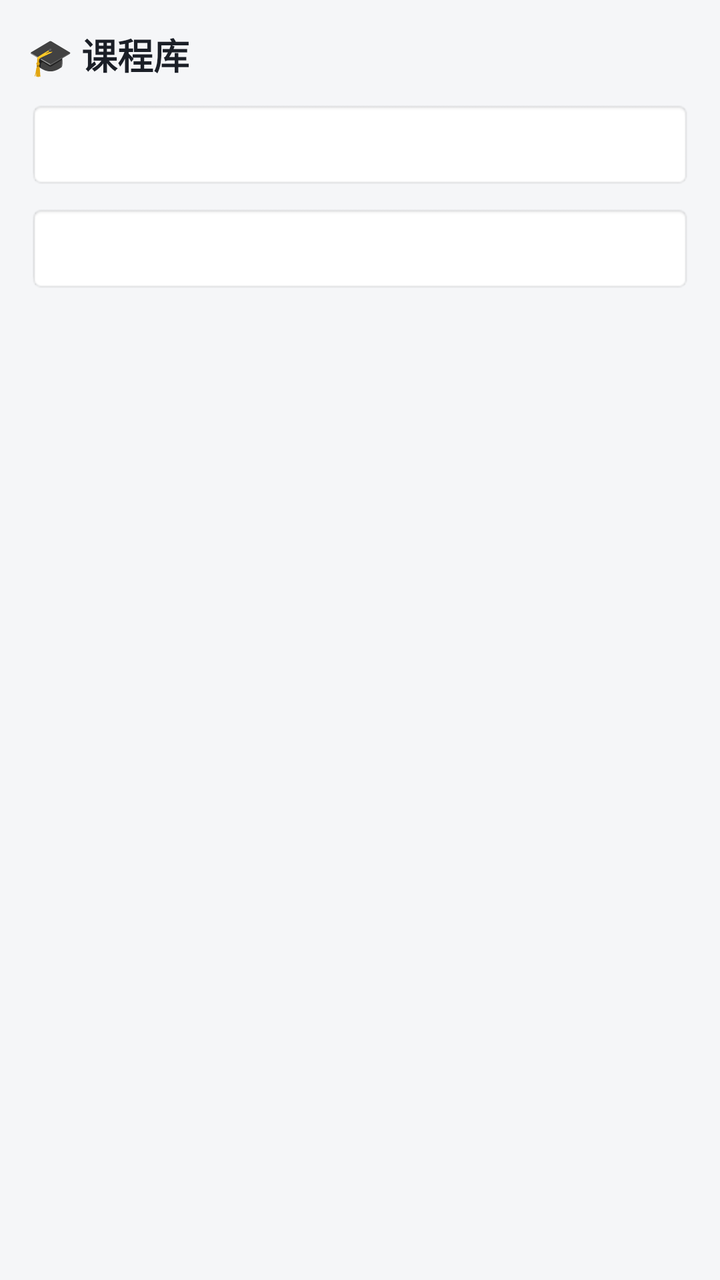
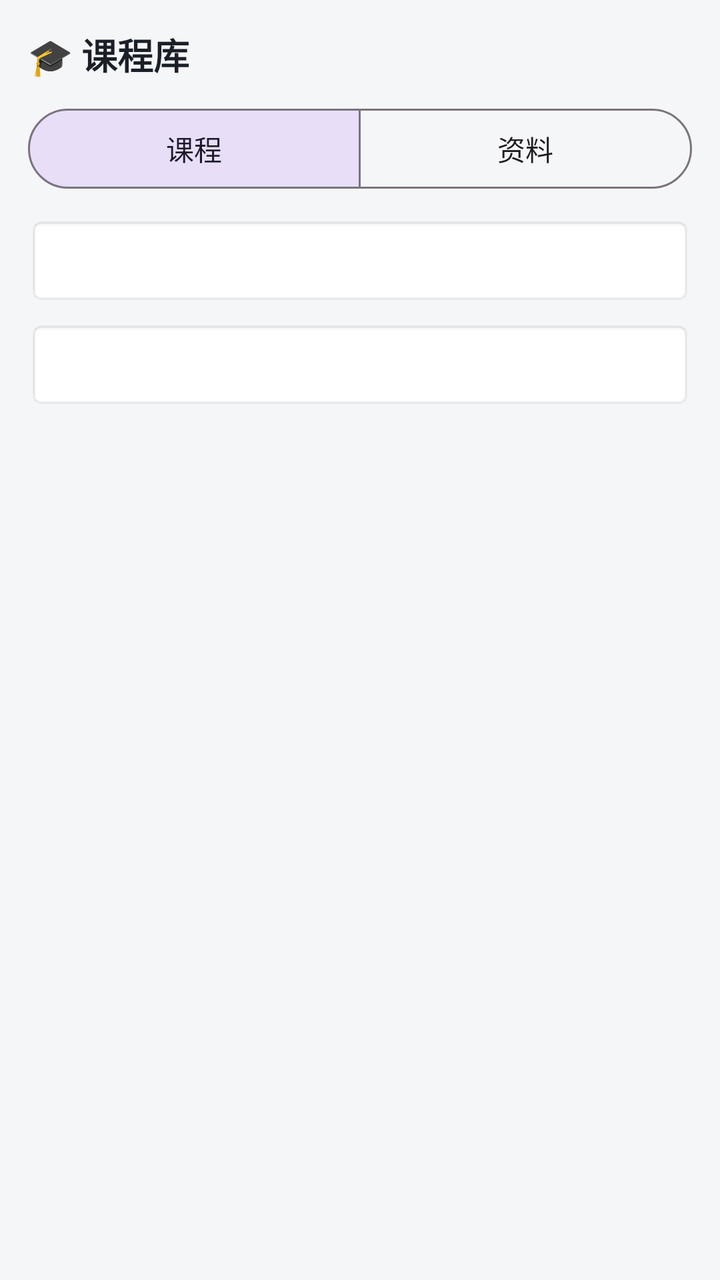

An Android layout rendered at two revisions. The XML below is the earlier revision; the diff shows what the commit changed to produce the second picture.
<!-- AndroidManifest.xml: application theme Theme.ExamPrep -->
<!-- res/layout/fragment_course.xml -->
<?xml version="1.0" encoding="utf-8"?>
<LinearLayout xmlns:android="http://schemas.android.com/apk/res/android"
    android:layout_width="match_parent" android:layout_height="match_parent"
    android:orientation="vertical" android:padding="14dp">

    <TextView style="@style/CardTitle" android:text="🎓 课程库"
        android:textSize="18sp" android:layout_marginBottom="10dp" />

    <Spinner
        android:id="@+id/spCollege"
        android:layout_width="match_parent" android:layout_height="44dp"
        android:background="@android:drawable/editbox_background" />

    <Spinner
        android:id="@+id/spSemester"
        android:layout_width="match_parent" android:layout_height="44dp"
        android:layout_marginTop="8dp"
        android:background="@android:drawable/editbox_background" />

    <TextView
        android:id="@+id/tvCourseEmpty"
        android:layout_width="match_parent" android:layout_height="wrap_content"
        android:layout_marginTop="20dp" android:gravity="center"
        android:text="暂无课程" android:textColor="@color/text_sub" android:visibility="gone" />

    <androidx.recyclerview.widget.RecyclerView
        android:id="@+id/rvCourses"
        android:layout_width="match_parent" android:layout_height="match_parent"
        android:layout_marginTop="10dp" />
</LinearLayout>
<!-- resources referenced by this layout -->
<resources>
  <color name="text_sub">#7A8190</color>
  <style name="CardTitle">
          <item name="android:layout_width">wrap_content</item>
          <item name="android:layout_height">wrap_content</item>
          <item name="android:textColor">@color/text_main</item>
          <item name="android:textSize">15sp</item>
          <item name="android:textStyle">bold</item>
      </style>
  <style name="Theme.ExamPrep" parent="Theme.Material3.DayNight.NoActionBar">
          <item name="colorPrimary">@color/primary</item>
          <item name="colorOnPrimary">#FFFFFF</item>
          <item name="colorPrimaryContainer">@color/chip_bg</item>
          <item name="colorSecondary">@color/accent</item>
          <item name="android:colorBackground">@color/bg</item>
          <item name="colorSurface">@color/card</item>
          <item name="android:statusBarColor">@color/primary</item>
          <item name="android:textColorPrimary">@color/text_main</item>
          <item name="android:textColorSecondary">@color/text_sub</item>
      </style>
  <color name="text_main">#1B1F27</color>
  <color name="primary">#2962FF</color>
  <color name="chip_bg">#EEF2FF</color>
  <color name="accent">#00BFA5</color>
  <color name="bg">#F5F6F8</color>
  <color name="card">#FFFFFF</color>
</resources>

<!-- the commit's change to res/layout/fragment_course.xml (unified diff, before → after) -->
@@ -1,30 +1,112 @@
 <?xml version="1.0" encoding="utf-8"?>
 <LinearLayout xmlns:android="http://schemas.android.com/apk/res/android"
+    xmlns:app="http://schemas.android.com/apk/res-auto"
     android:layout_width="match_parent" android:layout_height="match_parent"
-    android:orientation="vertical" android:padding="14dp">
+    android:orientation="vertical" android:background="@color/bg">
 
-    <TextView style="@style/CardTitle" android:text="🎓 课程库"
-        android:textSize="18sp" android:layout_marginBottom="10dp" />
+    <ScrollView
+        android:layout_width="match_parent" android:layout_height="match_parent"
+        android:fillViewport="true">
 
-    <Spinner
-        android:id="@+id/spCollege"
-        android:layout_width="match_parent" android:layout_height="44dp"
-        android:background="@android:drawable/editbox_background" />
+        <LinearLayout
+            android:layout_width="match_parent" android:layout_height="wrap_content"
+            android:orientation="vertical" android:padding="14dp">
 
-    <Spinner
-        android:id="@+id/spSemester"
-        android:layout_width="match_parent" android:layout_height="44dp"
-        android:layout_marginTop="8dp"
-        android:background="@android:drawable/editbox_background" />
+            <TextView style="@style/CardTitle" android:text="🎓 课程库"
+                android:textSize="18sp" android:layout_marginBottom="10dp" />
 
-    <TextView
-        android:id="@+id/tvCourseEmpty"
-        android:layout_width="match_parent" android:layout_height="wrap_content"
-        android:layout_marginTop="20dp" android:gravity="center"
-        android:text="暂无课程" android:textColor="@color/text_sub" android:visibility="gone" />
+            <com.google.android.material.button.MaterialButtonToggleGroup
+                android:id="@+id/toggle"
+                android:layout_width="match_parent" android:layout_height="wrap_content"
+                app:singleSelection="true" app:selectionRequired="true"
+                app:checkedButton="@+id/btnTabCourse">
 
-    <androidx.recyclerview.widget.RecyclerView
-        android:id="@+id/rvCourses"
-        android:layout_width="match_parent" android:layout_height="match_parent"
-        android:layout_marginTop="10dp" />
+                <com.google.android.material.button.MaterialButton
+                    android:id="@+id/btnTabCourse"
+                    style="@style/Widget.Material3.Button.OutlinedButton"
+                    android:layout_width="0dp" android:layout_weight="1"
+                    android:layout_height="wrap_content" android:text="课程" />
+
+                <com.google.android.material.button.MaterialButton
+                    android:id="@+id/btnTabResource"
+                    style="@style/Widget.Material3.Button.OutlinedButton"
+                    android:layout_width="0dp" android:layout_weight="1"
+                    android:layout_height="wrap_content" android:text="资料" />
+            </com.google.android.material.button.MaterialButtonToggleGroup>
+
+            
+            <LinearLayout
+                android:id="@+id/llCourseView"
+                android:layout_width="match_parent" android:layout_height="wrap_content"
+                android:orientation="vertical" android:layout_marginTop="10dp">
+                <Spinner
+                    android:id="@+id/spCollege"
+                    android:layout_width="match_parent" android:layout_height="44dp"
+                    android:background="@android:drawable/editbox_background" />
+                <Spinner
+                    android:id="@+id/spSemester"
+                    android:layout_width="match_parent" android:layout_height="44dp"
+                    android:layout_marginTop="8dp"
+                    android:background="@android:drawable/editbox_background" />
+                <TextView
+                    android:id="@+id/tvCourseEmpty"
+                    android:layout_width="match_parent" android:layout_height="wrap_content"
+                    android:layout_marginTop="20dp" android:gravity="center"
+                    android:text="暂无课程" android:textColor="@color/text_sub" android:visibility="gone" />
+                <androidx.recyclerview.widget.RecyclerView
+                    android:id="@+id/rvCourses"
+                    android:layout_width="match_parent" android:layout_height="wrap_content"
+                    android:layout_marginTop="10dp" android:nestedScrollingEnabled="false" />
+            </LinearLayout>
+
+            
+            <LinearLayout
+                android:id="@+id/llResourceView"
+                android:layout_width="match_parent" android:layout_height="wrap_content"
+                android:orientation="vertical" android:layout_marginTop="10dp"
+                android:visibility="gone">
+                <EditText
+                    android:id="@+id/etSearch"
+                    android:layout_width="match_parent" android:layout_height="44dp"
+                    android:hint="搜索资料标题…" android:imeOptions="actionSearch"
+                    android:inputType="text" android:maxLines="1"
+                    android:background="@android:drawable/editbox_background"
+                    android:paddingStart="12dp" android:paddingEnd="12dp" />
+                <com.google.android.material.chip.ChipGroup
+                    android:id="@+id/chipTags"
+                    android:layout_width="match_parent" android:layout_height="wrap_content"
+                    android:layout_marginTop="6dp"
+                    app:selectionRequired="false" app:singleSelection="true">
+                    <com.google.android.material.chip.Chip style="@style/Widget.Material3.Chip.Filter"
+                        android:layout_width="wrap_content" android:layout_height="wrap_content" android:text="重点必考" />
+                    <com.google.android.material.chip.Chip style="@style/Widget.Material3.Chip.Filter"
+                        android:layout_width="wrap_content" android:layout_height="wrap_content" android:text="含答案" />
+                    <com.google.android.material.chip.Chip style="@style/Widget.Material3.Chip.Filter"
+                        android:layout_width="wrap_content" android:layout_height="wrap_content" android:text="无答案" />
+                    <com.google.android.material.chip.Chip style="@style/Widget.Material3.Chip.Filter"
+                        android:layout_width="wrap_content" android:layout_height="wrap_content" android:text="近年高频" />
+                </com.google.android.material.chip.ChipGroup>
+                <TextView
+                    android:id="@+id/tvResourceEmpty"
+                    android:layout_width="match_parent" android:layout_height="wrap_content"
+                    android:layout_marginTop="20dp" android:gravity="center"
+                    android:text="暂无资料" android:textColor="@color/text_sub" android:visibility="gone" />
+                <androidx.swiperefreshlayout.widget.SwipeRefreshLayout
+                    android:id="@+id/refresh"
+                    android:layout_width="match_parent" android:layout_height="wrap_content"
+                    android:layout_marginTop="6dp">
+                    <androidx.recyclerview.widget.RecyclerView
+                        android:id="@+id/rvResources"
+                        android:layout_width="match_parent" android:layout_height="wrap_content"
+                        android:nestedScrollingEnabled="false" />
+                </androidx.swiperefreshlayout.widget.SwipeRefreshLayout>
+                <TextView
+                    android:id="@+id/tvLoadMore"
+                    android:layout_width="match_parent" android:layout_height="wrap_content"
+                    android:gravity="center" android:padding="10dp"
+                    android:text="上拉加载更多" android:textColor="@color/text_sub"
+                    android:textSize="12sp" android:visibility="gone" />
+            </LinearLayout>
+        </LinearLayout>
+    </ScrollView>
 </LinearLayout>
